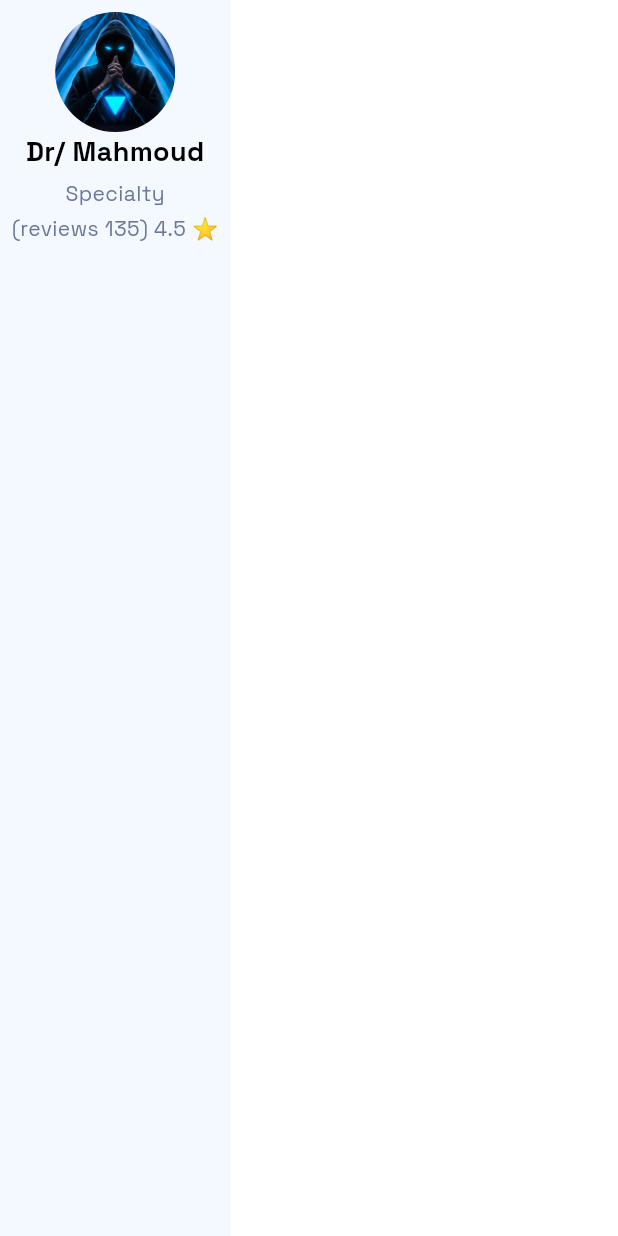
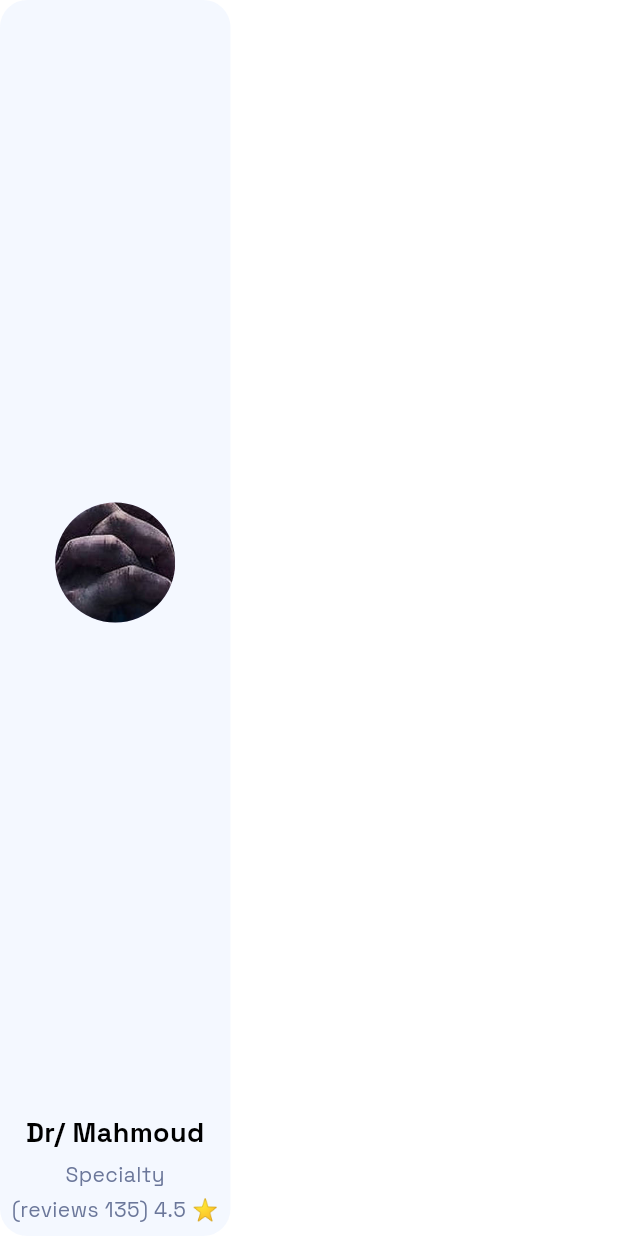
Before and after one commit to Open-Sourcers/DocLink_Flutter, a Flutter app: the CustomDoctorCard widget shown alone on an empty page, opened directly, on a phone screen of 412 x 824 dp. Run offline on Flutter 3.47's test engine with Material 3 defaults, Android fonts, the phone set to English and light mode, and no system bars; our stand-ins replace awesome_dialog, dartz, dio, flutter_bloc, flutter_screenutil, flutter_svg and 7 more.

Commit message:
create All Doctors Grid View and all doctors view UI done

```diff
--- a/lib/features/user_views/home/presentation/views/widgets/all_doctors_view_body.dart
+++ b/lib/features/user_views/home/presentation/views/widgets/all_doctors_view_body.dart
@@ -1,4 +1,4 @@
-import 'package:doc_link_project/features/user_views/home/presentation/views/widgets/custom_doctor_card.dart';
+import 'package:doc_link_project/features/user_views/home/presentation/views/widgets/all_doctor_grid_view.dart';
 import 'package:flutter/material.dart';
 
 import 'all_doctors_search_feild.dart';
@@ -11,9 +11,7 @@ class AllDoctorsViewBody extends StatelessWidget {
     return const CustomScrollView(
       slivers: [
         AllDoctorsSearchFeild(),
-        SliverToBoxAdapter(
-          child: CustomDoctorCard(),
-        )
+        SliverToBoxAdapter(child: AllDoctorsGridView()),
       ],
     );
   }
--- a/lib/features/user_views/home/presentation/views/widgets/custom_doctor_card.dart
+++ b/lib/features/user_views/home/presentation/views/widgets/custom_doctor_card.dart
@@ -10,12 +10,17 @@ class CustomDoctorCard extends StatelessWidget {
   Widget build(BuildContext context) {
     return Container(
       padding: const EdgeInsets.all(8),
-      decoration: const BoxDecoration(color: AppColors.grey100),
+      decoration: BoxDecoration(
+        color: AppColors.grey100,
+        borderRadius: BorderRadius.circular(18),
+      ),
       child: Column(
         children: [
-          const CircleAvatar(
-            radius: 40,
-            backgroundImage: AssetImage(AppImages.imagesProfImg),
+          const Expanded(
+            child: CircleAvatar(
+              radius: 40,
+              backgroundImage: AssetImage(AppImages.imagesProfImg),
+            ),
           ),
           Text(
             "Dr/ Mahmoud",
```
Also changed, not shown: lib/features/user_views/home/presentation/views/widgets/all_doctor_grid_view.dart (added, +27 -0 lines).
